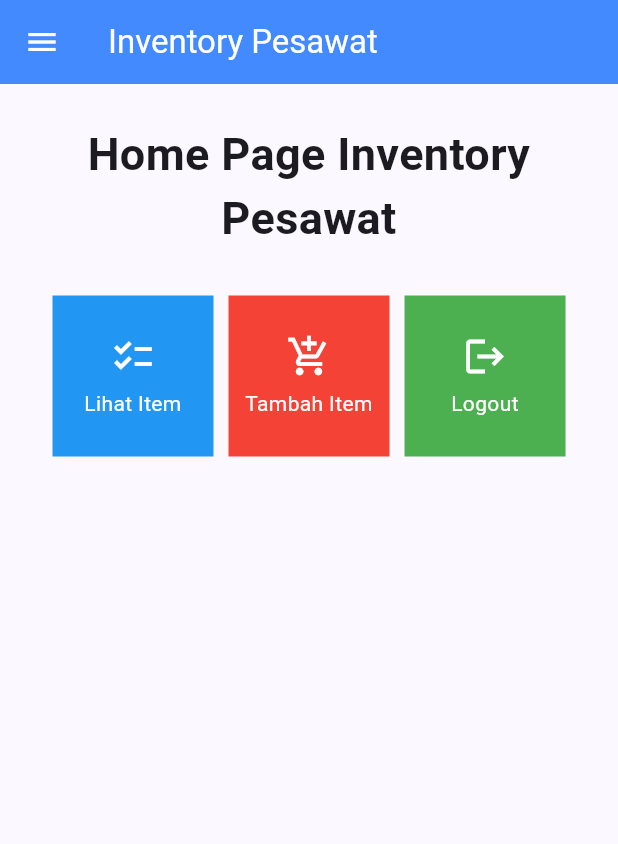
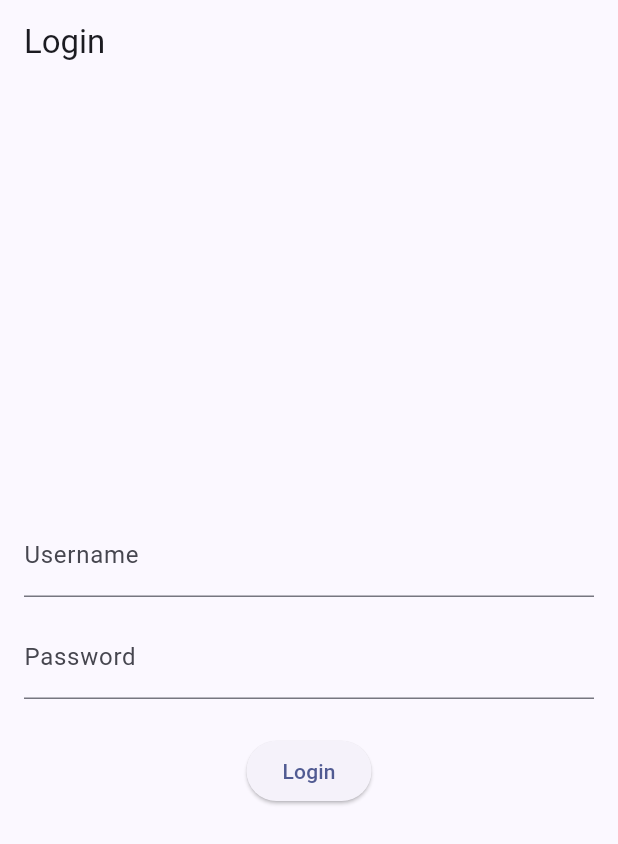
Before and after one commit to thirza258/inventory-pesawat-flutter, a Flutter app: the screen it shows after launch, on a phone screen of 412 x 824 dp. Shown: the top 844 px of the screen. Run offline on Flutter 3.47's test engine with Material 2 defaults, Android fonts, the light colour scheme and no system bars; missing offline and left inert: pbp_django_auth.

Commit message:
pengerjaan tugas 9

```diff
--- a/lib/main.dart
+++ b/lib/main.dart
@@ -1,5 +1,8 @@
 import 'package:flutter/material.dart';
 import 'package:inventory_pesawat/screens/menu.dart';
+import 'package:pbp_django_auth/pbp_django_auth.dart';
+import 'package:provider/provider.dart';
+import 'package:inventory_pesawat/screens/login.dart';
 
 void main() {
   runApp(const MyApp());
@@ -11,28 +14,19 @@
   // This widget is the root of your application.
   @override
   Widget build(BuildContext context) {
-    return MaterialApp(
-      title: 'Inventory Pesawat',
-      theme: ThemeData(
-        // This is the theme of your application.
-        //
-        // TRY THIS: Try running your application with "flutter run". You'll see
-        // the application has a blue toolbar. Then, without quitting the app,
-        // try changing the seedColor in the colorScheme below to Colors.green
-        // and then invoke "hot reload" (save your changes or press the "hot
-        // reload" button in a Flutter-supported IDE, or press "r" if you used
-        // the command line to start the app).
-        //
-        // Notice that the counter didn't reset back to zero; the application
-        // state is not lost during the reload. To reset the state, use hot
-        // restart instead.
-        //
-        // This works for code too, not just values: Most code changes can be
-        // tested with just a hot reload.
-        colorScheme: ColorScheme.fromSeed(seedColor: Colors.indigo),
-        useMaterial3: true,
-      ),
-      home: MyHomePage(),
-    );
+    return Provider(
+      create: (_) {
+        CookieRequest request = CookieRequest();
+        return request;
+      },
+      child: MaterialApp(
+        title: "Inventory Pesawat",
+        theme: ThemeData(
+          colorScheme: ColorScheme.fromSeed(seedColor: Colors.indigo),
+          useMaterial3: true,
+        ),
+        home: const LoginPage(),
+        ),
+      );
   }
 }
--- /dev/null
+++ b/lib/screens/login.dart
@@ -0,0 +1,114 @@
+import 'package:flutter/material.dart';
+import 'package:inventory_pesawat/screens/menu.dart';
+import 'package:pbp_django_auth/pbp_django_auth.dart';
+import 'package:provider/provider.dart';
+
+void main() {
+  runApp(const LoginApp());
+}
+
+class LoginApp extends StatelessWidget {
+  const LoginApp({super.key});
+
+  @override
+  Widget build(BuildContext context) {
+    return MaterialApp(
+      title: 'Login',
+      theme: ThemeData(
+        primarySwatch: Colors.blue,
+      ),
+      home: const LoginPage(),
+    );
+  }
+}
+
+class LoginPage extends StatefulWidget {
+  const LoginPage({super.key});
+
+  @override
+  _LoginPageState createState() => _LoginPageState();
+}
+
+class _LoginPageState extends State<LoginPage> {
+  final TextEditingController _usernameController = TextEditingController();
+  final TextEditingController _passwordController = TextEditingController();
+
+  @override
+  Widget build(BuildContext context) {
+    final request = context.watch<CookieRequest>();
+    return Scaffold(
+      appBar: AppBar(
+        title: const Text('Login'),
+      ),
+      body: Container(
+        padding: const EdgeInsets.all(16.0),
+        child: Column(
+          mainAxisAlignment: MainAxisAlignment.center,
+          children: [
+            TextField(
+              controller: _usernameController,
+              decoration: const InputDecoration(
+                labelText: 'Username',
+              ),
+            ),
+            const SizedBox(height: 12.0),
+            TextField(
+              controller: _passwordController,
+              decoration: const InputDecoration(
+                labelText: 'Password',
+              ),
+              obscureText: true,
+            ),
+            const SizedBox(height: 24.0),
+            ElevatedButton(
+              onPressed: () async {
+                String username = _usernameController.text;
+                String password = _passwordController.text;
+
+                // Cek kredensial
+                // TODO: Ganti URL dan jangan lupa tambahkan trailing slash (/) di akhir URL!
+                // Untuk menyambungkan Android emulator dengan Django pada localhost,
+                // gunakan URL http://10.0.2.2/
+                final response = await request.login("http://<APP_URL_KAMU>/auth/login/", {
+                  'username': username,
+                  'password': password,
+                });
+
+                if (request.loggedIn) {
+                  String message = response['message'];
+                  String uname = response['username'];
+                  Navigator.pushReplacement(
+                    context,
+                    MaterialPageRoute(builder: (context) => MyHomePage()),
+                  );
+                  ScaffoldMessenger.of(context)
+                    ..hideCurrentSnackBar()
+                    ..showSnackBar(
+                        SnackBar(content: Text("$message Selamat datang, $uname.")));
+                } else {
+                  showDialog(
+                    context: context,
+                    builder: (context) => AlertDialog(
+                      title: const Text('Login Gagal'),
+                      content:
+                      Text(response['message']),
+                      actions: [
+                        TextButton(
+                          child: const Text('OK'),
+                          onPressed: () {
+                            Navigator.pop(context);
+                          },
+                        ),
+                      ],
+                    ),
+                  );
+                }
+              },
+              child: const Text('Login'),
+            ),
+          ],
+        ),
+      ),
+    );
+  }
+}
--- a/pubspec.yaml
+++ b/pubspec.yaml
@@ -35,6 +35,9 @@
   # The following adds the Cupertino Icons font to your application.
   # Use with the CupertinoIcons class for iOS style icons.
   cupertino_icons: ^1.0.2
+  provider: ^6.1.1
+  pbp_django_auth: ^0.4.0
+  http: ^1.1.0
 
 dev_dependencies:
   flutter_test:
```
Also changed, not shown: lib/models/items.dart (added, +103 -0 lines), lib/screens/list_item.dart (added, +91 -0 lines), lib/screens/menu.dart (+30 -2 lines), lib/screens/tambah_item.dart (+39 -40 lines), lib/widgets/left_drawer.dart (+13 -0 lines), pubspec.lock, 3 other files.
